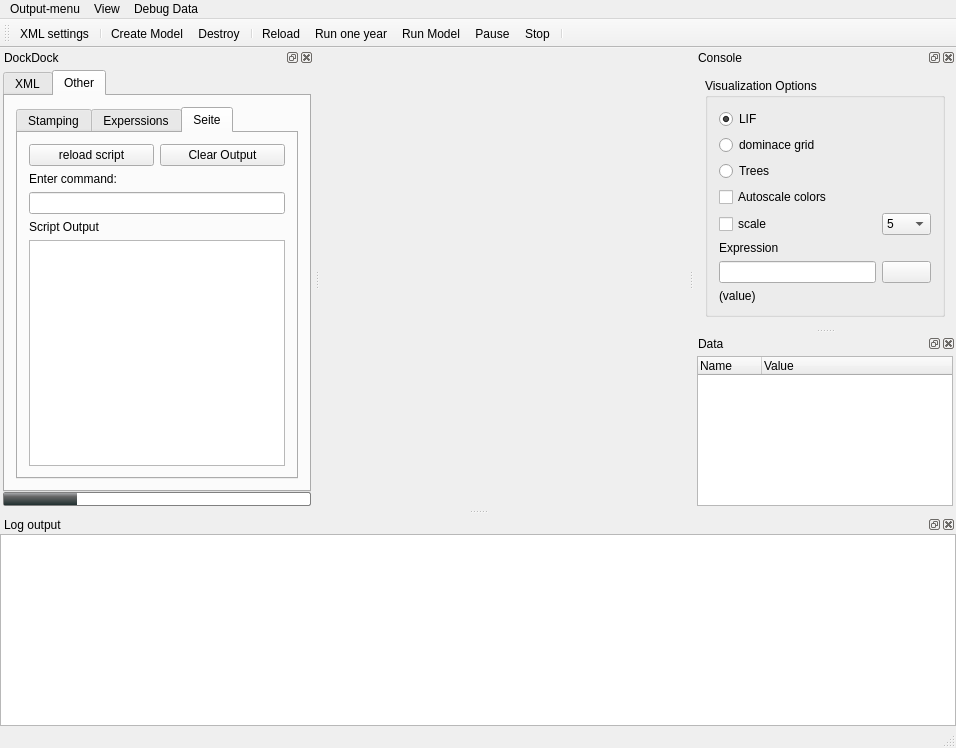
Qt form src/iland/mainwindow.ui (edfm-tum/iland-model) before a commit.
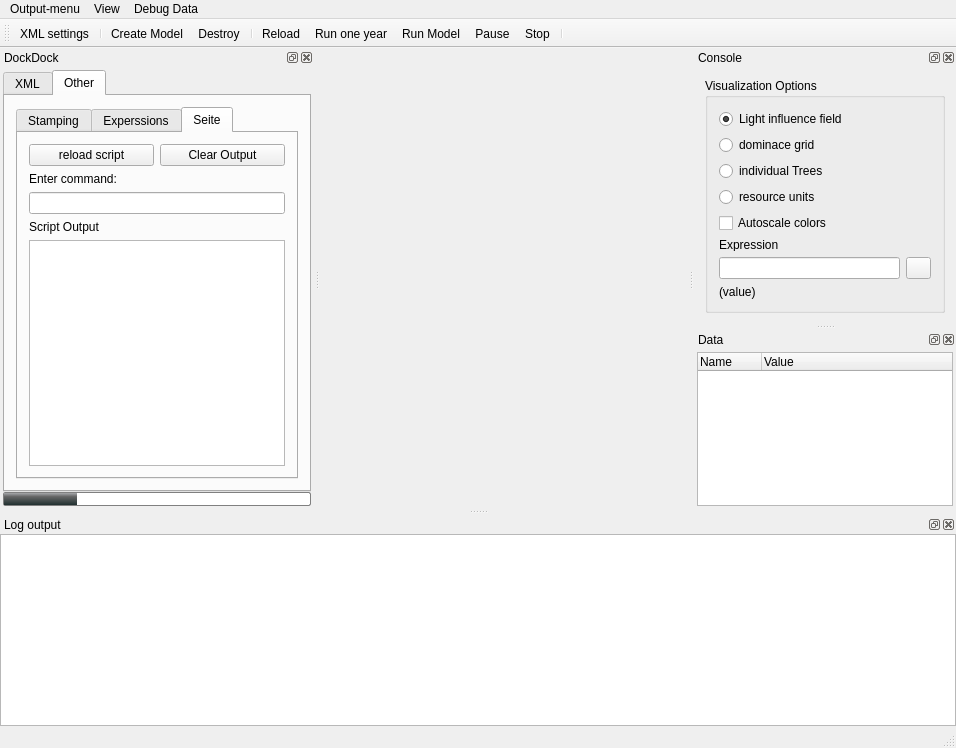
The same form after that commit. Icons and pictures are not drawn. Custom widgets are drawn as their Qt base class.

Commit message: added a "lastError" property to Expression, added visualization of resource units.

```diff
--- a/src/iland/mainwindow.ui
+++ b/src/iland/mainwindow.ui
@@ -501,10 +501,10 @@
         <string>Visualization Options</string>
        </property>
        <layout class="QGridLayout" name="gridLayout_3">
-        <item row="0" column="0">
+        <item row="0" column="0" colspan="3">
          <widget class="QRadioButton" name="visFon">
           <property name="text">
-           <string>LIF</string>
+           <string>Light influence field</string>
           </property>
           <property name="checked">
            <bool>true</bool>
@@ -514,7 +514,7 @@
         <item row="2" column="0" colspan="2">
          <widget class="QRadioButton" name="visImpact">
           <property name="text">
-           <string>Trees</string>
+           <string>individual Trees</string>
           </property>
          </widget>
         </item>
@@ -526,73 +526,29 @@
          </widget>
         </item>
         <item row="5" column="0">
-         <widget class="QCheckBox" name="visDomHeight">
-          <property name="toolTip">
-           <string>for vis. of influence grid: when checked, the color shows the FON-value if scaled to the height in combo-box right, and not for the value of the actual height-dominance-grid.</string>
-          </property>
-          <property name="text">
-           <string>scale</string>
-          </property>
-         </widget>
-        </item>
-        <item row="5" column="2">
-         <widget class="QComboBox" name="visScaleValue">
-          <property name="toolTip">
-           <string>&lt;!DOCTYPE HTML PUBLIC &quot;-//W3C//DTD HTML 4.0//EN&quot; &quot;http://www.w3.org/TR/REC-html40/strict.dtd&quot;&gt;
-&lt;html&gt;&lt;head&gt;&lt;meta name=&quot;qrichtext&quot; content=&quot;1&quot; /&gt;&lt;style type=&quot;text/css&quot;&gt;
-p, li { white-space: pre-wrap; }
-&lt;/style&gt;&lt;/head&gt;&lt;body style=&quot; font-family:'MS Shell Dlg 2'; font-size:8.25pt; font-weight:400; font-style:normal;&quot;&gt;
-&lt;p style=&quot; margin-top:0px; margin-bottom:0px; margin-left:0px; margin-right:0px; -qt-block-indent:0; text-indent:0px;&quot;&gt;&lt;span style=&quot; font-size:8pt;&quot;&gt;for vis. of influence grid: height value in meters.&lt;/span&gt;&lt;/p&gt;&lt;/body&gt;&lt;/html&gt;</string>
-          </property>
-          <item>
-           <property name="text">
-            <string>5</string>
-           </property>
-          </item>
-          <item>
-           <property name="text">
-            <string>10</string>
-           </property>
-          </item>
-          <item>
-           <property name="text">
-            <string>20</string>
-           </property>
-          </item>
-          <item>
-           <property name="text">
-            <string>30</string>
-           </property>
-          </item>
-          <item>
-           <property name="text">
-            <string>40</string>
-           </property>
-          </item>
-          <item>
-           <property name="text">
-            <string>50</string>
-           </property>
-          </item>
-          <item>
-           <property name="text">
-            <string>80</string>
-           </property>
-          </item>
-         </widget>
-        </item>
-        <item row="6" column="0">
          <widget class="QLabel" name="label_4">
+          <property name="maximumSize">
+           <size>
+            <width>16777215</width>
+            <height>12</height>
+           </size>
+          </property>
           <property name="text">
            <string>Expression</string>
           </property>
          </widget>
         </item>
-        <item row="7" column="0" colspan="2">
+        <item row="6" column="0" colspan="2">
          <widget class="QLineEdit" name="lTreeExpr"/>
         </item>
-        <item row="7" column="2">
+        <item row="6" column="2">
          <widget class="QPushButton" name="pbExecExpression">
+          <property name="maximumSize">
+           <size>
+            <width>25</width>
+            <height>16777215</height>
+           </size>
+          </property>
           <property name="toolTip">
            <string>Execute expression for each tree and draw trees accordingly.</string>
           </property>
@@ -608,7 +564,7 @@
           </property>
          </widget>
         </item>
-        <item row="8" column="0" colspan="3">
+        <item row="7" column="0" colspan="3">
          <widget class="QLabel" name="fonValue">
           <property name="text">
            <string>(value)</string>
@@ -622,6 +578,13 @@
           </property>
          </widget>
         </item>
+        <item row="3" column="0" colspan="2">
+         <widget class="QRadioButton" name="visResourceUnits">
+          <property name="text">
+           <string>resource units</string>
+          </property>
+         </widget>
+        </item>
        </layout>
       </widget>
      </item>
```
Left out of the diff: 24 changed lines with no effect on the pictures. The commit also changes 4 other files.
